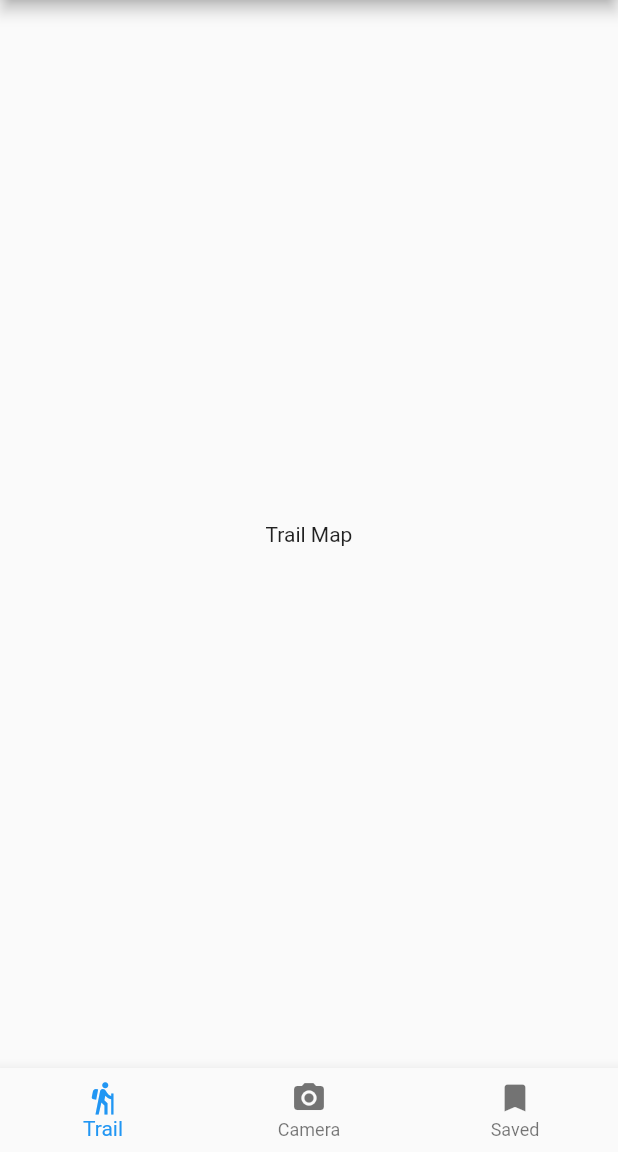
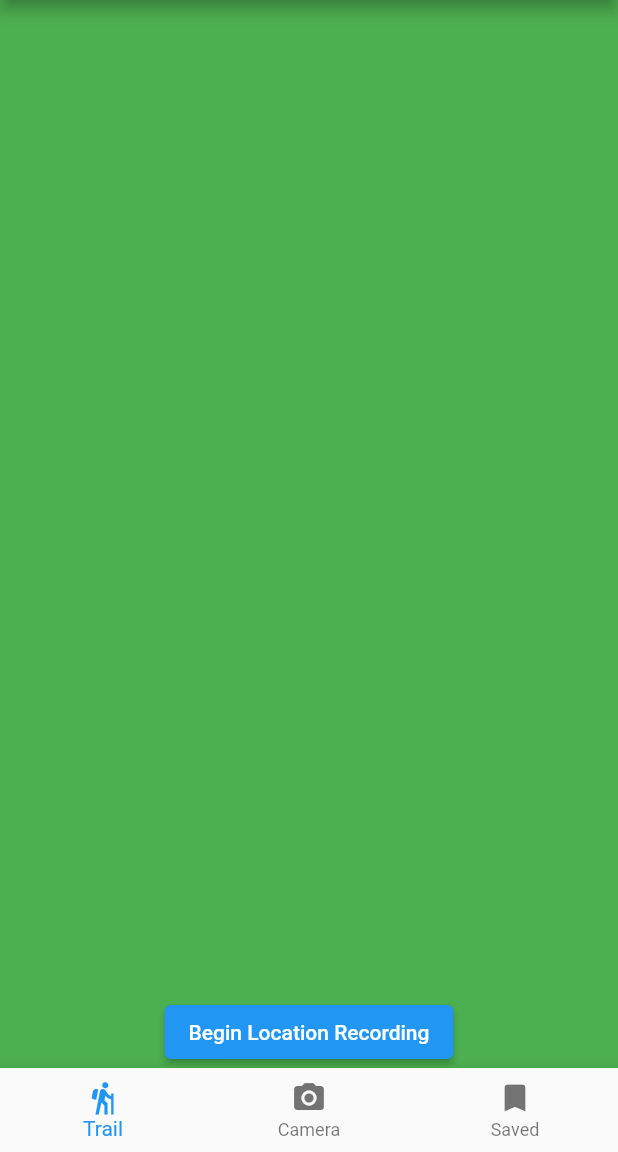
Before and after one commit to Sungrebe/Crumbs-Beta, a Flutter app: the screen it shows after launch, on a phone screen of 412 x 824 dp, the part 84-1236 px from its top. Run offline on Flutter 3.47's test engine with Material 2 defaults, Android fonts, the phone set to English and light mode, and no system bars; our stand-ins replace geolocator.

Commit message:
first version; added some tests for the trail feature

```diff
--- /dev/null
+++ b/lib/globals.dart
@@ -0,0 +1,5 @@
+const milesPerLatDeg = 69.172;
+const baseLatOffset = 0.5;
+const baseLonOffset = 0.25;
+
+bool recording = false;
--- a/lib/main.dart
+++ b/lib/main.dart
@@ -1,8 +1,15 @@
+import 'package:crumbs/model/location_marker.dart';
+import 'package:crumbs/tabs/trail/trail.dart';
 import 'package:flutter/material.dart';
-import 'package:crumbs/tabs/trail/trail.dart';
+import 'package:provider/provider.dart';
 
 void main() {
-  runApp(const App());
+  runApp(
+    ChangeNotifierProvider(
+      create: (context) => Trail([]),
+      child: const App(),
+    )
+  );
 }
 
 class App extends StatelessWidget {
@@ -34,8 +41,8 @@ class _HomePageState extends State<HomePage> {
 
   static final List<Widget> _tabs = [
     const TrailTab(key: Key('trail_tab')),
-    Container(color: Colors.green),
-    Container(color: Colors.blue),
+    const SizedBox.expand(),
+    const SizedBox.expand(),
   ];
 
   void _onItemTapped(int index) {
--- /dev/null
+++ b/lib/model/location_marker.dart
@@ -0,0 +1,24 @@
+import 'package:flutter/material.dart';
+
+class LocationMarker {
+  double latitude;
+  double longitude;
+
+  LocationMarker({required this.latitude, required this.longitude});
+}
+
+class Trail extends ValueNotifier {
+  List<LocationMarker> markers = [];
+
+  Trail(this.markers) : super(markers);
+
+  void addMarker(LocationMarker marker) {
+    markers.add(marker);
+    notifyListeners();
+  }
+
+  void removeAllMarkers() {
+    markers.clear();
+    notifyListeners();
+  }
+}
--- /dev/null
+++ b/lib/tabs/trail/background_layer.dart
@@ -0,0 +1,12 @@
+import 'package:flutter/material.dart';
+
+class BackgroundLayer extends CustomPainter {
+  @override
+  void paint(Canvas canvas, Size size) {
+    Rect background = Offset.zero & size;
+    canvas.drawRect(background, Paint()..color = Colors.green);
+  }
+
+  @override
+  bool shouldRepaint(BackgroundLayer oldDelegate) => false;
+}
--- a/lib/tabs/trail/map.dart
+++ /dev/null
@@ -1,15 +0,0 @@
-import 'package:flutter/material.dart';
-
-class TrailMap extends StatefulWidget {
-  const TrailMap({Key? key}) : super(key: key);
-
-  @override
-  State<TrailMap> createState() => _TrailMapState();
-}
-
-class _TrailMapState extends State<TrailMap> {
-  @override
-  Widget build(BuildContext context) {
-    return const Text('Trail Map');
-  }
-}
--- a/lib/tabs/trail/trail.dart
+++ b/lib/tabs/trail/trail.dart
@@ -1,6 +1,10 @@
+import 'package:crumbs/globals.dart';
+import 'package:crumbs/model/location_marker.dart';
+import 'package:crumbs/tabs/trail/background_layer.dart';
+import 'package:crumbs/tabs/trail/trail_layer.dart';
 import 'package:flutter/material.dart';
 import 'package:geolocator/geolocator.dart';
-import 'package:crumbs/tabs/trail/map.dart';
+import 'package:provider/provider.dart';
 
 class TrailTab extends StatefulWidget {
   const TrailTab({Key? key}) : super(key: key);
@@ -14,7 +18,8 @@ class _TrailTabState extends State<TrailTab> {
   Widget build(BuildContext context) {
     return FutureBuilder(
       future: Geolocator.requestPermission(),
-      builder: (BuildContext context, AsyncSnapshot<LocationPermission> permissionSnapshot) {
+      builder: (BuildContext context,
+          AsyncSnapshot<LocationPermission> permissionSnapshot) {
         Widget body = const SizedBox.shrink();
 
         if (permissionSnapshot.hasError) {
@@ -31,8 +36,47 @@ class _TrailTabState extends State<TrailTab> {
               break;
             case ConnectionState.active:
             case ConnectionState.done:
-              if (permission == LocationPermission.whileInUse || permission == LocationPermission.always) {
-                body = const TrailMap(key: Key('trail_map'));
+              if (permission == LocationPermission.whileInUse ||
+                  permission == LocationPermission.always) {
+                body = Consumer<Trail>(
+                  builder: (context, trail, child) {
+                    return Stack(
+                      alignment: Alignment.bottomCenter,
+                      children: [
+                        SizedBox.fromSize(
+                          size: Size.infinite,
+                          child: Transform.scale(
+                            scale: 5,
+                            child: CustomPaint(
+                              key: const Key('trail_map'),
+                              painter: BackgroundLayer(),
+                              foregroundPainter: TrailLayer(trail: trail),
+                            ),
+                          ),
+                        ),
+                        ElevatedButton(
+                          onPressed: () {
+                            setState(() {
+                              if (recording) {
+                                recording = false;
+                              } else {
+                                recording = true;
+                                trail.removeAllMarkers();
+
+                                _doRecording(trail);
+
+                                Future.delayed(const Duration(seconds: 5), () {
+                                  _doRecording(trail);
+                                });
+                              }
+                            });
+                          },
+                          child: const Text('Begin Location Recording'),
+                        ),
+                      ],
+                    );
+                  },
+                );
               }
 
               break;
@@ -43,4 +87,16 @@ class _TrailTabState extends State<TrailTab> {
       },
     );
   }
+
+  void _doRecording(Trail trail) {
+    LocationSettings settings = const LocationSettings(distanceFilter: 3);
+    Geolocator.getPositionStream(locationSettings: settings).listen((pos) {
+      LocationMarker currentLocation = LocationMarker(
+        latitude: pos.latitude,
+        longitude: pos.longitude,
+      );
+
+      trail.addMarker(currentLocation);
+    });
+  }
 }
--- a/pubspec.yaml
+++ b/pubspec.yaml
@@ -31,6 +31,7 @@ dependencies:
     sdk: flutter
   flutter_map: ^0.14.0
   geolocator: ^8.2.1
+  provider: ^6.0.3
 
   # The following adds the Cupertino Icons font to your application.
   # Use with the CupertinoIcons class for iOS style icons.
```
Also changed, not shown: lib/tabs/trail/trail_layer.dart (added, +52 -0 lines), pubspec.lock, 4 other files.
